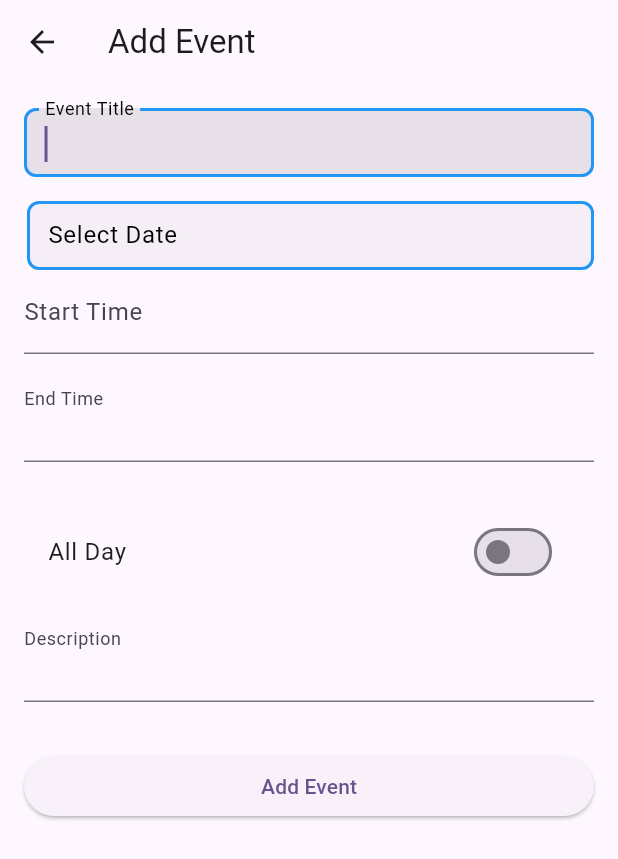
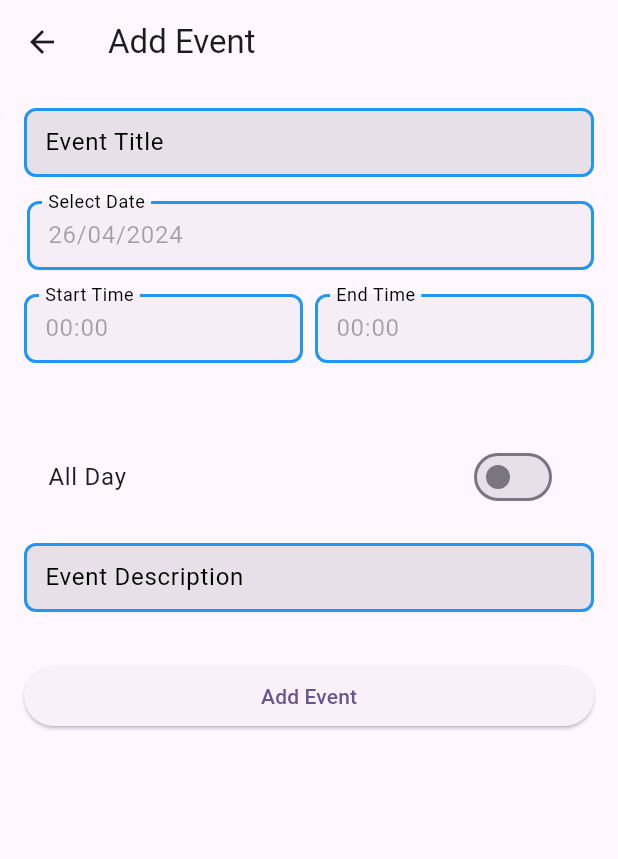
Before and after one commit to imaldi/event_calendar, a Flutter app: the MonthViewScreen screen opened directly, after a tap on the "add" icon, on a phone screen of 412 x 824 dp. Shown: the top 859 px of the screen. Run offline on Flutter 3.47's test engine with Material 3 defaults, Android fonts, the phone set to English and light mode, and no system bars; our stand-ins replace hive, hive_flutter, syncfusion_flutter_calendar; accounts and stored records are empty.

Commit message:
fix model and finishing form input

```diff
--- a/lib/data/models/event_model.dart
+++ b/lib/data/models/event_model.dart
@@ -10,7 +10,7 @@ class Event extends HiveObject {
       this.eventTitle,
       this.startTime,
       this.endTime,
-      this.background,
+      this.backgroundHex,
       this.isAllDay,
       this.description});
 
@@ -21,7 +21,7 @@ class Event extends HiveObject {
   @HiveField(2)
   DateTime? endTime;
   @HiveField(3)
-  Color? background;
+  int? backgroundHex;
   @HiveField(4)
   bool? isAllDay;
   @HiveField(5)
--- a/lib/presentation/screens/add_event_screen.dart
+++ b/lib/presentation/screens/add_event_screen.dart
@@ -16,14 +16,24 @@ class AddEventScreen extends StatefulWidget {
 
 class _AddEventScreenState extends State<AddEventScreen> {
   final _formKey = GlobalKey<FormState>();
+  String dbDataEventDate = DateFormat("yyyy-MM-dd").format(DateTime.now());
   final _eventTitleController = TextEditingController();
-  final _startTimeController = TextEditingController();
-  final _endTimeController = TextEditingController();
+  final _eventDateController = TextEditingController();
+  final _startTimeController = TextEditingController(text: "00:00");
+  final _endTimeController = TextEditingController(text: "00:00");
   Color _background = Colors.blue;
   bool _isAllDay = false;
   final _descriptionController = TextEditingController();
-  String dbDataStartDate = DateFormat("yyyy-MM-dd").format(DateTime.now());
+  DateTime startDateTime = DateTime.now();
+  DateTime endDateTime = DateTime.now();
 
+  @override
+  void initState() {
+    _eventDateController.text = DateFormat(
+        "dd/MM/yyyy")
+        .format(DateTime.now());
+    super.initState();
+  }
 
   @override
   void dispose() {
@@ -49,6 +59,7 @@ class _AddEventScreenState extends State<AddEventScreen> {
               crossAxisAlignment: CrossAxisAlignment.stretch,
               children: [
                 CustomTextFormField(
+                  autofocus: false,
                   label: 'Event Title',
                   controller:
                   _eventTitleController,
@@ -58,6 +69,7 @@ class _AddEventScreenState extends State<AddEventScreen> {
                     padding: EdgeInsets.only(left: 2),
                     child: InkWell(
                       onTap: () async {
+
                         var now = DateTime.now();
                         var res =
                         await showDatePicker(
@@ -71,11 +83,14 @@ class _AddEventScreenState extends State<AddEventScreen> {
                               .year),
                         );
                         if (res != null) {
-                          _startTimeController
+                          setState(() {
+                            startDateTime = res;
+                          });
+                          _eventDateController
                               .text = DateFormat(
                               "dd/MM/yyyy")
                               .format(res);
-                          dbDataStartDate =
+                          dbDataEventDate =
                               DateFormat(
                                   "yyyy-MM-dd")
                                   .format(res);
@@ -88,40 +103,98 @@ class _AddEventScreenState extends State<AddEventScreen> {
                       child: CustomTextFormField(
                         label: 'Select Date',
                         controller:
-                        _startTimeController,
+                        _eventDateController,
                         enabled: false,
                           activelyDisabled: true,
                         hintText: DateFormat("dd/MM/yyyy")
                             .format(DateTime.now()),
                       ),
                     )),
+                Padding(
+                  padding: const EdgeInsets.symmetric(vertical: 16.0),
+                  child: Row(children: [
+                    Expanded(
+                        child: InkWell(
+                          onTap: () async {
+                            var now = DateTime.now();
+                            var timeNow = TimeOfDay(hour: now.hour, minute: now.minute);
+                            var res =
+                            await showTimePicker(
+                              context: context,
+                              initialTime: timeNow,
+                              initialEntryMode: TimePickerEntryMode.dial,
+                            );
+                            if (res != null) {
+                              setState(() {
+                                startDateTime = startDateTime.copyWith(hour: res.hour, minute: res.minute);
+                              });
+                              _startTimeController
+                                  .text = DateFormat(
+                                  "HH:mm")
+                                  .format(startDateTime);
+                              dbDataEventDate =
+                                  DateFormat(
+                                      "yyyy-MM-dd")
+                                      .format(startDateTime);
+                              // formEGateCubit.setStartFrom(res);
+                              // print("formatDate(res) ${formatDate(res)}");
+                              print(
+                                  "formatDate(res) $res");
+                            }
+                          },
+                          child: CustomTextFormField(
+                            label: 'Start Time',
+                            controller:
+                            _startTimeController,
+                            enabled: false,
+                            activelyDisabled: true,
+                            hintText: DateFormat("HH:mm")
+                                .format(DateTime.now().copyWith(hour: 0,minute: 0)),
+                          ),
+                        )),
+                    const SizedBox(width: 8,),
+                    Expanded(
+                        child: InkWell(
+                          onTap: () async {
+                            var now = DateTime.now();
+                            var timeNow = TimeOfDay(hour: now.hour, minute: now.minute);
+                            var res =
+                            await showTimePicker(
+                              context: context,
+                              initialTime: timeNow,
+                            );
+                            if (res != null) {
+                              print("End Time: ${res.hour}");
+                              setState(() {
+                                endDateTime = startDateTime.copyWith(hour: res.hour, minute: res.minute);
+                              });
+                              print("End Time Date: ${endDateTime.hour}");
 
-                TextFormField(
-                  controller: _startTimeController,
-                  decoration: const InputDecoration(
-                    labelText: 'Start Time',
-                    // floatingLabelBehavior: FloatingLabelBehavior.always,
-                  ),
-                  validator: (value) {
-                    if (value == null || value.isEmpty) {
-                      return 'Please enter a start time';
-                    }
-                    return null;
-                  },
-                ),
-                const SizedBox(height: 16.0),
-                TextFormField(
-                  controller: _endTimeController,
-                  decoration: const InputDecoration(
-                    labelText: 'End Time',
-                    floatingLabelBehavior: FloatingLabelBehavior.always,
-                  ),
-                  validator: (value) {
-                    if (value == null || value.isEmpty) {
-                      return 'Please enter an end time';
-                    }
-                    return null;
-                  },
+                              _endTimeController
+                                  .text = DateFormat(
+                                  "HH:mm")
+                                  .format(endDateTime);
+                              dbDataEventDate =
+                                  DateFormat(
+                                      "yyyy-MM-dd")
+                                      .format(endDateTime);
+                              // formEGateCubit.setStartFrom(res);
+                              // print("formatDate(res) ${formatDate(res)}");
+                              print(
+                                  "formatDate(res) $res");
+                            }
+                          },
+                          child: CustomTextFormField(
+                            label: 'End Time',
+                            controller:
+                            _endTimeController,
+                            enabled: false,
+                            activelyDisabled: true,
+                            hintText: DateFormat("HH:mm")
+                                .format(DateTime.now().copyWith(hour: 0,minute: 0)),
+                          ),
+                        )),
+                  ],),
                 ),
                 const SizedBox(height: 16.0),
                 // ColorPicker(
@@ -143,12 +216,11 @@ class _AddEventScreenState extends State<AddEventScreen> {
                   },
                 ),
                 const SizedBox(height: 16.0),
-                TextFormField(
-                  controller: _descriptionController,
-                  decoration: const InputDecoration(
-                    labelText: 'Description',
-                    floatingLabelBehavior: FloatingLabelBehavior.always,
-                  ),
+                CustomTextFormField(
+                  autofocus: false,
+                  label: 'Event Description',
+                  controller:
+                  _descriptionController,
                 ),
                 const SizedBox(height: 32.0),
                 ElevatedButton(
@@ -158,7 +230,7 @@ class _AddEventScreenState extends State<AddEventScreen> {
                         eventTitle: _eventTitleController.text,
                         startTime: DateTime.tryParse(_startTimeController.text),
                         endTime: DateTime.tryParse(_endTimeController.text),
-                        background: _background,
+                        backgroundHex: _background.value,
                         isAllDay: _isAllDay,
                         description: _descriptionController.text,
                       );
--- a/lib/presentation/screens/month_view_screen.dart
+++ b/lib/presentation/screens/month_view_screen.dart
@@ -50,7 +50,7 @@ class MonthViewScreen extends StatelessWidget {
     DateTime(today.year, today.month, today.day, 9, 0, 0);
     final DateTime endTime = startTime.add(const Duration(hours: 2));
     meetings.add(
-        Event(eventTitle: 'Conference', startTime:  startTime, endTime: endTime, background: const Color(0xFF0F8644), isAllDay:  false, description: "Oke"));
+        Event(eventTitle: 'Conference', startTime:  startTime, endTime: endTime, backgroundHex: 0xFF0F8644, isAllDay:  false, description: "Oke"));
     return meetings;
   }
 }
```
Also changed, not shown: lib/data/models/event_model.g.dart, pubspec.lock.
